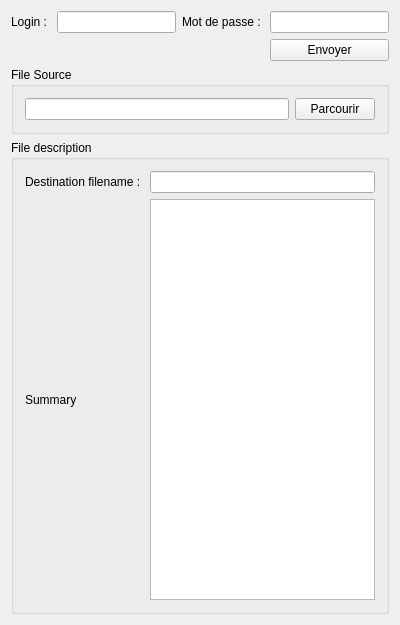
First picture: the form in mediawiki/samplecode/uploadsample/mainwindow.ui, repository KDE/silk, before the edit.
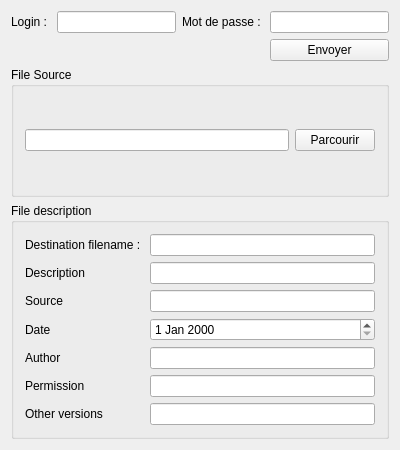
Second picture: the form after the edit.

Commit message: Add form in upload sample.

```diff
--- a/mediawiki/samplecode/uploadsample/mainwindow.ui
+++ b/mediawiki/samplecode/uploadsample/mainwindow.ui
@@ -7,7 +7,7 @@
     <x>0</x>
     <y>0</y>
     <width>400</width>
-    <height>625</height>
+    <height>450</height>
    </rect>
   </property>
   <property name="windowTitle">
@@ -84,9 +84,62 @@
        <bool>true</bool>
       </property>
       <layout class="QGridLayout" name="gridLayout_3">
+       <item row="6" column="0">
+        <widget class="QLabel" name="versionsLabel">
+         <property name="text">
+          <string>Other versions</string>
+         </property>
+        </widget>
+       </item>
+       <item row="5" column="0">
+        <widget class="QLabel" name="permissionLabel">
+         <property name="text">
+          <string>Permission</string>
+         </property>
+        </widget>
+       </item>
+       <item row="3" column="0">
+        <widget class="QLabel" name="dateLabel">
+         <property name="text">
+          <string>Date</string>
+         </property>
+        </widget>
+       </item>
+       <item row="6" column="1">
+        <widget class="QLineEdit" name="versionsEdit"/>
+       </item>
+       <item row="5" column="1">
+        <widget class="QLineEdit" name="permissionEdit"/>
+       </item>
+       <item row="1" column="1">
+        <widget class="QLineEdit" name="descriptionEdit"/>
+       </item>
+       <item row="1" column="0">
+        <widget class="QLabel" name="label_3">
+         <property name="text">
+          <string>Description</string>
+         </property>
+        </widget>
+       </item>
+       <item row="2" column="1">
+        <widget class="QLineEdit" name="sourceEdit"/>
+       </item>
+       <item row="3" column="1">
+        <widget class="QDateEdit" name="dateEdit"/>
+       </item>
+       <item row="4" column="1">
+        <widget class="QLineEdit" name="authorEdit"/>
+       </item>
        <item row="0" column="1">
         <widget class="QLineEdit" name="lineEdit_2"/>
        </item>
+       <item row="4" column="0">
+        <widget class="QLabel" name="authorLabel">
+         <property name="text">
+          <string>Author</string>
+         </property>
+        </widget>
+       </item>
        <item row="0" column="0">
         <widget class="QLabel" name="label">
          <property name="text">
@@ -94,16 +147,13 @@
          </property>
         </widget>
        </item>
-       <item row="1" column="0">
-        <widget class="QLabel" name="label_2">
+       <item row="2" column="0">
+        <widget class="QLabel" name="sourceLabel">
          <property name="text">
-          <string>Summary</string>
+          <string>Source</string>
          </property>
         </widget>
        </item>
-       <item row="1" column="1">
-        <widget class="QPlainTextEdit" name="plainTextEdit"/>
-       </item>
       </layout>
      </widget>
     </item>
```
The commit also changes 1 other file.
